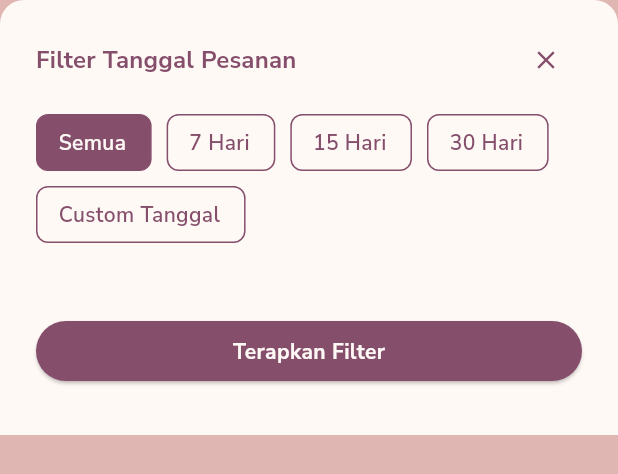
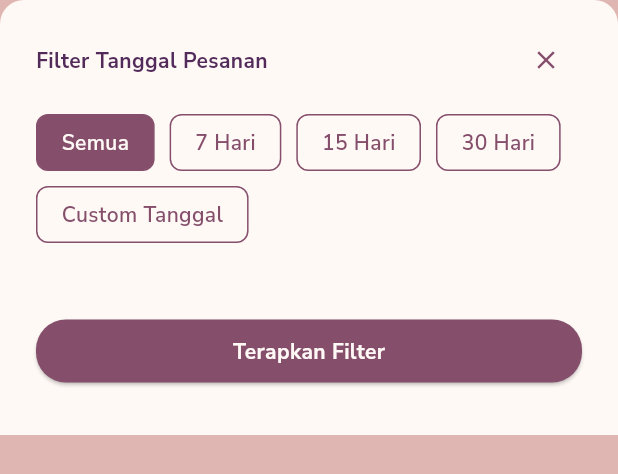
Before and after one commit to inirafli/mealty, a Flutter app: the FilterDialog widget shown alone on an empty page, opened directly, on a phone screen of 412 x 824 dp. Shown: the top 474 px of the screen. Run offline on Flutter 3.47's test engine with Material 3 defaults, Android fonts, the phone set to English and light mode, and no system bars; our stand-ins replace cached_network_image, cloud_firestore, firebase_auth, firebase_core, firebase_storage, flutter_cache_manager and 13 more; accounts and stored records are empty.

Commit message:
modified default app icon to custom app icon

```diff
--- a/lib/ui/cart_screen.dart
+++ b/lib/ui/cart_screen.dart
@@ -223,7 +223,7 @@ class _CartScreenState extends State<CartScreen> {
               return Visibility(
                 visible: cartProvider.cartItems.isNotEmpty,
                 child: Positioned(
-                  bottom: 16,
+                  bottom: 24,
                   left: 20,
                   right: 20,
                   child: Container(
--- a/lib/ui/splash_screen.dart
+++ b/lib/ui/splash_screen.dart
@@ -59,8 +59,8 @@ class _SplashScreenState extends State<SplashScreen>
           const Spacer(flex: 3),
           FadeTransition(
             opacity: _animationController,
-            child: Image.asset('images/mealty_icon.png',
-                width: 300), // Ensure you have the correct asset path
+            child: Image.asset('images/mealty_app_icon.png',
+                width: 260), // Ensure you have the correct asset path
           ),
           const Spacer(), // Takes up available space
           Align(
--- a/lib/widgets/foodorder/download_order_dialog.dart
+++ b/lib/widgets/foodorder/download_order_dialog.dart
@@ -116,7 +116,7 @@ class _DownloadDialogState extends State<DownloadDialog> {
             child: ElevatedButton(
               style: ElevatedButton.styleFrom(
                 backgroundColor: primary,
-                minimumSize: const Size(double.infinity, 40.0),
+                minimumSize: const Size(double.infinity, 42.0),
                 disabledBackgroundColor: primary.withOpacity(0.15),
                 padding: EdgeInsets.zero,
               ),
--- a/lib/widgets/foodorder/filter_order_dialog.dart
+++ b/lib/widgets/foodorder/filter_order_dialog.dart
@@ -99,8 +99,7 @@ class _FilterDialogState extends State<FilterDialog> {
         });
       },
       child: Container(
-        height: 38.0,
-        padding: const EdgeInsets.only(left: 14.0, right: 16.0, top: 6.0, bottom: 6.0),
+        padding: const EdgeInsets.symmetric(horizontal: 16.0, vertical: 8.0),
         decoration: BoxDecoration(
           color: isSelected
               ? Theme.of(context).colorScheme.primary
@@ -129,6 +128,7 @@ class _FilterDialogState extends State<FilterDialog> {
   @override
   Widget build(BuildContext context) {
     Color primary = Theme.of(context).colorScheme.primary;
+    Color onBackground = Theme.of(context).colorScheme.onBackground;
 
     return Container(
       padding: const EdgeInsets.symmetric(horizontal: 24.0, vertical: 16.0),
@@ -145,8 +145,8 @@ class _FilterDialogState extends State<FilterDialog> {
             children: [
               Text(
                 'Filter Tanggal Pesanan',
-                style: Theme.of(context).textTheme.titleMedium?.copyWith(
-                  color: primary,
+                style: Theme.of(context).textTheme.bodyMedium?.copyWith(
+                  color: onBackground,
                   fontWeight: FontWeight.bold,
                 ),
               ),
@@ -193,7 +193,7 @@ class _FilterDialogState extends State<FilterDialog> {
               style: ElevatedButton.styleFrom(
                 backgroundColor: primary,
                 disabledBackgroundColor: primary.withOpacity(0.15),
-                minimumSize: const Size(double.infinity, 40.0),
+                minimumSize: const Size(double.infinity, 42.0),
                 padding: EdgeInsets.zero,
               ),
               onPressed: (_selectedFilter == 'customDate' && (_startDate == null || _endDate == null))
```
Also changed, not shown: images/mealty_app_icon.png (added), images/mealty_icon.png (deleted), 5 other files.
